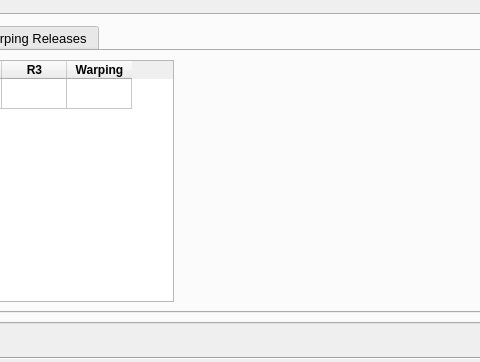
Qt form V2_dev/SABRE2-V3.ui (oguzhantogay/SABRE2_V2_local) before a commit; both pictures show x 497 to 977 and y 319 to 681 of the 1128 by 800 pixel window.
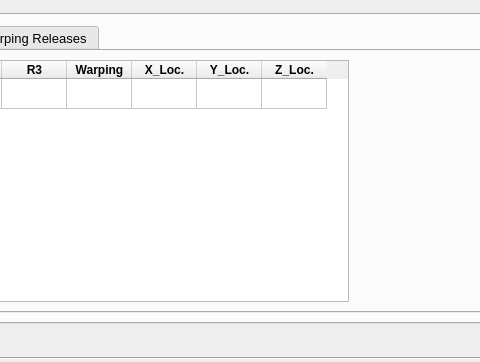
The same form after that commit. The open tabs and pages were chosen to show the change. Icons and pictures are not drawn.

Patch:
```diff
--- a/V2_dev/SABRE2-V3.ui
+++ b/V2_dev/SABRE2-V3.ui
@@ -1750,9 +1750,12 @@
            <layout class="QHBoxLayout" name="horizontalLayout_5">
             <item>
              <widget class="QTableWidget" name="Fixities_table">
+              <property name="enabled">
+               <bool>true</bool>
+              </property>
               <property name="minimumSize">
                <size>
-                <width>640</width>
+                <width>815</width>
                 <height>0</height>
                </size>
               </property>
@@ -1866,12 +1869,45 @@
                 </font>
                </property>
               </column>
+              <column>
+               <property name="text">
+                <string>X_Loc.</string>
+               </property>
+               <property name="font">
+                <font>
+                 <weight>75</weight>
+                 <bold>true</bold>
+                </font>
+               </property>
+              </column>
+              <column>
+               <property name="text">
+                <string>Y_Loc.</string>
+               </property>
+               <property name="font">
+                <font>
+                 <weight>75</weight>
+                 <bold>true</bold>
+                </font>
+               </property>
+              </column>
+              <column>
+               <property name="text">
+                <string>Z_Loc.</string>
+               </property>
+               <property name="font">
+                <font>
+                 <weight>75</weight>
+                 <bold>true</bold>
+                </font>
+               </property>
+              </column>
               <item row="0" column="0">
                <property name="text">
                 <string>1</string>
                </property>
                <property name="textAlignment">
-                <set>AlignHCenter|AlignVCenter|AlignCenter</set>
+                <set>AlignCenter</set>
                </property>
                <property name="flags">
                 <set>ItemIsDragEnabled|ItemIsUserCheckable</set>
```
Left out of the diff: 64 changed lines with no effect on the pictures.
